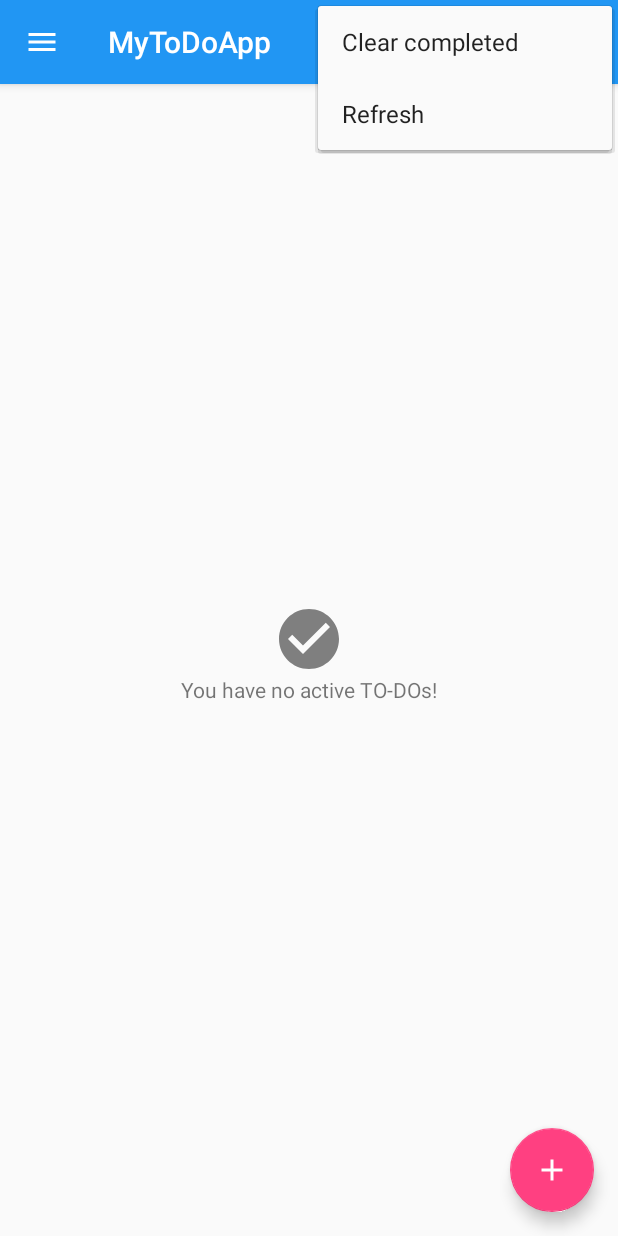
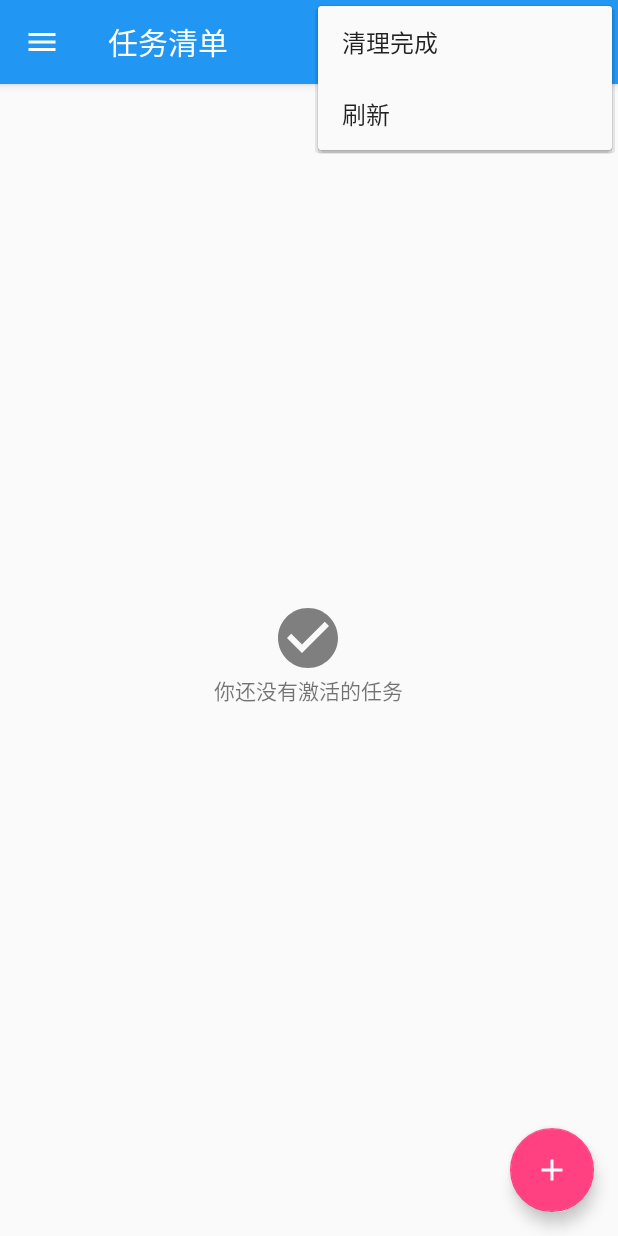
Before and after one commit to cloud9527/MyToDoApp, an Android app: the screen it shows after launch (TasksActivity), with the options menu open, on a phone screen of 412 x 824 dp. Run offline under Robolectric (Android 15) with nearby library versions, the phone set to English and light mode, and no system bars; our stand-ins replace ButterKnife.

Commit message:
1、优化文字显示，增加屏幕截图

```diff
--- a/app/src/main/res/layout/nav_header.xml
+++ b/app/src/main/res/layout/nav_header.xml
@@ -27,13 +27,13 @@
         android:layout_width="100dp"
         android:layout_height="wrap_content"
         android:layout_gravity="center"
-        android:src="@drawable/logo" />
+        android:src="@drawable/logo"/>
 
     <TextView
         android:layout_width="wrap_content"
         android:layout_height="wrap_content"
         android:layout_gravity="bottom|center_horizontal"
-        android:text="ToDoList"
-        android:textAppearance="@style/TextAppearance.AppCompat.Body1" />
+        android:text="我的任务"
+        android:textAppearance="@style/TextAppearance.AppCompat.Body1"/>
 
 </FrameLayout>
--- a/app/src/main/res/values/strings.xml
+++ b/app/src/main/res/values/strings.xml
@@ -1,26 +1,26 @@
 <resources>
-    <string name="app_name">MyToDoApp</string>
-    <string name="add_task">New TO-DO</string>
-    <string name="edit_task">Edit TO-DO</string>
-    <string name="task_marked_complete">Task marked complete</string>
-    <string name="task_marked_active">Task marked active</string>
-    <string name="loading_tasks_error">Error while loading tasks</string>
-    <string name="completed_tasks_cleared">Completed tasks cleared</string>
-    <string name="menu_filter">Filter</string>
-    <string name="menu_clear">Clear completed</string>
-    <string name="menu_delete_task">Delete task</string>
-    <string name="navigation_view_header_title">TO-DOs</string>
+    <string name="app_name">任务清单</string>
+    <string name="add_task">创建任务</string>
+    <string name="edit_task">编译任务</string>
+    <string name="task_marked_complete">任务完成</string>
+    <string name="task_marked_active">任务激活</string>
+    <string name="loading_tasks_error">加载任务错误</string>
+    <string name="completed_tasks_cleared">清理任务完成</string>
+    <string name="menu_filter">过滤器</string>
+    <string name="menu_clear">清理完成</string>
+    <string name="menu_delete_task">删除任务</string>
+    <string name="navigation_view_header_title">任务清单</string>
     <string name="title_hint">标题</string>
     <string name="description_hint">请输入内容</string>
     <string name="empty_task_message">TO DOs cannot be empty</string>
-    <string name="successfully_saved_task_message">TO-DO saved</string>
-    <string name="list_title">TO-DO List</string>
-    <string name="statistics_title">Statistics</string>
-    <string name="statistics_no_tasks">You have no tasks.</string>
-    <string name="statistics_active_tasks">Active tasks:</string>
-    <string name="statistics_completed_tasks">Completed tasks:</string>
-    <string name="statistics_error">Error loading statistics.</string>
-    <string name="no_data">No data</string>
+    <string name="successfully_saved_task_message">任务保存</string>
+    <string name="list_title">任务清单</string>
+    <string name="statistics_title">任务统计</string>
+    <string name="statistics_no_tasks">你还没有任务</string>
+    <string name="statistics_active_tasks">激活任务:</string>
+    <string name="statistics_completed_tasks">完成任务:</string>
+    <string name="statistics_error">加载统计失败.</string>
+    <string name="no_data">没有任务</string>
     <string name="loading">LOADING</string>
 
     <string-array name="list_tasks_array">
@@ -28,16 +28,16 @@
         <item>@string/nav_active</item>
         <item>@string/nav_completed</item>
     </string-array>
-    <string name="nav_all">All</string>
-    <string name="nav_active">Active</string>
-    <string name="nav_completed">Completed</string>
-    <string name="label_all">All TO-DOs</string>
-    <string name="label_active">Active TO-DOs</string>
-    <string name="label_completed">Completed TO-DOs</string>
-    <string name="no_tasks_all">You have no TO-DOs!</string>
-    <string name="no_tasks_active">You have no active TO-DOs!</string>
-    <string name="no_tasks_completed">You have no completed TO-DOs!</string>
-    <string name="no_tasks_add">Add a TO-DO item +</string>
-    <string name="refresh">Refresh</string>
+    <string name="nav_all">全部</string>
+    <string name="nav_active">活跃</string>
+    <string name="nav_completed">完成</string>
+    <string name="label_all">全部任务</string>
+    <string name="label_active">激活任务</string>
+    <string name="label_completed">完成任务</string>
+    <string name="no_tasks_all">你还没任务</string>
+    <string name="no_tasks_active">你还没有激活的任务</string>
+    <string name="no_tasks_completed">你还没有完成的任务</string>
+    <string name="no_tasks_add">增加一个任务+</string>
+    <string name="refresh">刷新</string>
     <string name="delete_task">删除任务</string>
 </resources>
```
Also changed, not shown: app/src/main/res/drawable/logo.png, app/src/main/res/mipmap-hdpi/ic_launcher.png (deleted), app/src/main/res/mipmap-mdpi/ic_launcher.png (deleted), app/src/main/res/mipmap-xhdpi/ic_launcher.png (deleted), app/src/main/res/mipmap-xxhdpi/ic_launcher.png, app/src/main/res/mipmap-xxxhdpi/ic_launcher.png (deleted), 3 other files. Lines whose indentation alone changed are shown as unchanged.
